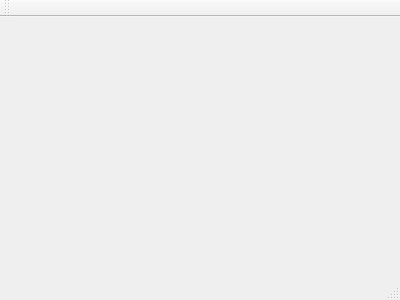
Old version of the form mainwindow.ui in the repository eustaceb/conversational-audio-browser.
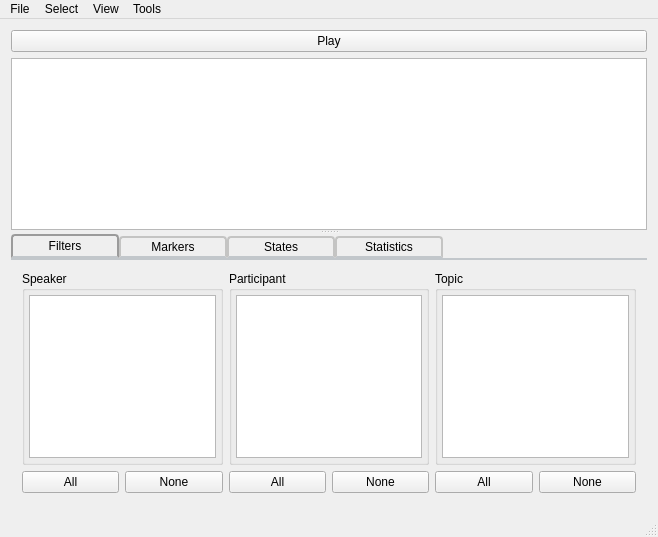
New version of the form.

```diff
--- a/mainwindow.ui
+++ b/mainwindow.ui
@@ -1,24 +1,434 @@
 <ui version="4.0">
  <class>MainWindow</class>
- <widget class="QMainWindow" name="MainWindow" >
-  <property name="geometry" >
+ <widget class="QMainWindow" name="MainWindow">
+  <property name="geometry">
    <rect>
     <x>0</x>
     <y>0</y>
-    <width>400</width>
-    <height>300</height>
+    <width>658</width>
+    <height>537</height>
    </rect>
   </property>
   <property name="windowTitle" >
    <string>MainWindow</string>
   </property>
-  <widget class="QMenuBar" name="menuBar" />
-  <widget class="QToolBar" name="mainToolBar" />
-  <widget class="QWidget" name="centralWidget" />
-  <widget class="QStatusBar" name="statusBar" />
+  <widget class="QWidget" name="centralWidget">
+   <layout class="QGridLayout" name="gridLayout">
+    <item row="1" column="0">
+     <widget class="QSplitter" name="splitter">
+      <property name="orientation">
+       <enum>Qt::Vertical</enum>
+      </property>
+      <widget class="QGraphicsView" name="timelineView"/>
+      <widget class="QTabWidget" name="tabWidget">
+       <property name="sizePolicy">
+        <sizepolicy hsizetype="Preferred" vsizetype="Preferred">
+         <horstretch>0</horstretch>
+         <verstretch>0</verstretch>
+        </sizepolicy>
+       </property>
+       <property name="styleSheet">
+        <string notr="true">QTabWidget::pane { /* The tab widget frame */
+    border-top: 2px solid #C2C7CB;
+}
+
+QTabWidget::tab-bar {
+    alignment: center;
+}
+
+/* Style the tab using the tab sub-control. Note that
+    it reads QTabBar _not_ QTabWidget */
+QTabBar::tab {
+    background: qlineargradient(x1: 0, y1: 0, x2: 0, y2: 1,
+                                stop: 0 #E1E1E1, stop: 0.4 #DDDDDD,
+                                stop: 0.5 #D8D8D8, stop: 1.0 #D3D3D3);
+    border: 2px solid #C4C4C3;
+    border-bottom-color: #C2C7CB; /* same as the pane color */
+    border-top-left-radius: 4px;
+    border-top-right-radius: 4px;
+    width: 100%;
+    padding: 2px;
+   
+}
+
+QTabBar::tab:selected, QTabBar::tab:hover {
+    background: qlineargradient(x1: 0, y1: 0, x2: 0, y2: 1,
+                                stop: 0 #fafafa, stop: 0.4 #f4f4f4,
+                                stop: 0.5 #e7e7e7, stop: 1.0 #fafafa);
+    width: 100%;
+}
+
+QTabBar::tab:selected {
+    border-color: #9B9B9B;
+    border-bottom-color: #C2C7CB; /* same as pane color */
+    width: 100%;
+}
+
+QTabBar::tab:!selected {
+    margin-top: 2px; /* make non-selected tabs look smaller */
+    width: 100%;
+}</string>
+       </property>
+       <property name="tabPosition">
+        <enum>QTabWidget::North</enum>
+       </property>
+       <property name="tabShape">
+        <enum>QTabWidget::Rounded</enum>
+       </property>
+       <property name="currentIndex">
+        <number>0</number>
+       </property>
+       <property name="elideMode">
+        <enum>Qt::ElideMiddle</enum>
+       </property>
+       <property name="usesScrollButtons">
+        <bool>true</bool>
+       </property>
+       <property name="documentMode">
+        <bool>false</bool>
+       </property>
+       <property name="tabsClosable">
+        <bool>false</bool>
+       </property>
+       <property name="movable">
+        <bool>false</bool>
+       </property>
+       <widget class="QWidget" name="filtersTab">
+        <property name="sizePolicy">
+         <sizepolicy hsizetype="Maximum" vsizetype="Preferred">
+          <horstretch>0</horstretch>
+          <verstretch>0</verstretch>
+         </sizepolicy>
+        </property>
+        <property name="toolTip">
+         <string>Filter which speakers, participants and topics to display</string>
+        </property>
+        <attribute name="title">
+         <string>Filters</string>
+        </attribute>
+        <layout class="QGridLayout" name="gridLayout_2" rowstretch="0,0,0,0">
+         <item row="1" column="0" colspan="2">
+          <widget class="QGroupBox" name="groupBox">
+           <property name="title">
+            <string>Speaker</string>
+           </property>
+           <layout class="QHBoxLayout" name="horizontalLayout_8">
+            <property name="spacing">
+             <number>0</number>
+            </property>
+            <property name="sizeConstraint">
+             <enum>QLayout::SetDefaultConstraint</enum>
+            </property>
+            <property name="leftMargin">
+             <number>4</number>
+            </property>
+            <property name="topMargin">
+             <number>4</number>
+            </property>
+            <property name="rightMargin">
+             <number>4</number>
+            </property>
+            <property name="bottomMargin">
+             <number>4</number>
+            </property>
+            <item>
+             <widget class="QListView" name="listView">
+              <property name="viewMode">
+               <enum>QListView::ListMode</enum>
+              </property>
+             </widget>
+            </item>
+           </layout>
+          </widget>
+         </item>
+         <item row="3" column="2">
+          <widget class="QPushButton" name="pushButton_3">
+           <property name="text">
+            <string>All</string>
+           </property>
+          </widget>
+         </item>
+         <item row="3" column="1">
+          <widget class="QPushButton" name="pushButton_5">
+           <property name="text">
+            <string>None</string>
+           </property>
+          </widget>
+         </item>
+         <item row="3" column="4">
+          <widget class="QPushButton" name="pushButton_2">
+           <property name="text">
+            <string>All</string>
+           </property>
+          </widget>
+         </item>
+         <item row="3" column="0">
+          <widget class="QPushButton" name="pushButton_4">
+           <property name="text">
+            <string>All</string>
+           </property>
+          </widget>
+         </item>
+         <item row="3" column="5">
+          <widget class="QPushButton" name="pushButton_7">
+           <property name="text">
+            <string>None</string>
+           </property>
+          </widget>
+         </item>
+         <item row="1" column="4" colspan="2">
+          <widget class="QGroupBox" name="groupBox_3">
+           <property name="title">
+            <string>Topic</string>
+           </property>
+           <layout class="QHBoxLayout" name="horizontalLayout_7">
+            <property name="spacing">
+             <number>0</number>
+            </property>
+            <property name="leftMargin">
+             <number>4</number>
+            </property>
+            <property name="topMargin">
+             <number>4</number>
+            </property>
+            <property name="rightMargin">
+             <number>4</number>
+            </property>
+            <property name="bottomMargin">
+             <number>4</number>
+            </property>
+            <item>
+             <widget class="QListView" name="listView_3"/>
+            </item>
+           </layout>
+          </widget>
+         </item>
+         <item row="3" column="3">
+          <widget class="QPushButton" name="pushButton_6">
+           <property name="text">
+            <string>None</string>
+           </property>
+          </widget>
+         </item>
+         <item row="1" column="2" colspan="2">
+          <widget class="QGroupBox" name="groupBox_2">
+           <property name="title">
+            <string>Participant</string>
+           </property>
+           <layout class="QHBoxLayout" name="horizontalLayout_6">
+            <property name="spacing">
+             <number>0</number>
+            </property>
+            <property name="leftMargin">
+             <number>4</number>
+            </property>
+            <property name="topMargin">
+             <number>4</number>
+            </property>
+            <property name="rightMargin">
+             <number>4</number>
+            </property>
+            <property name="bottomMargin">
+             <number>4</number>
+            </property>
+            <item>
+             <widget class="QListView" name="listView_2"/>
+            </item>
+           </layout>
+          </widget>
+         </item>
+        </layout>
+       </widget>
+       <widget class="QWidget" name="markersTab">
+        <property name="sizePolicy">
+         <sizepolicy hsizetype="Maximum" vsizetype="Preferred">
+          <horstretch>0</horstretch>
+          <verstretch>0</verstretch>
+         </sizepolicy>
+        </property>
+        <attribute name="title">
+         <string>Markers</string>
+        </attribute>
+       </widget>
+       <widget class="QWidget" name="statesTab">
+        <property name="sizePolicy">
+         <sizepolicy hsizetype="Maximum" vsizetype="Preferred">
+          <horstretch>0</horstretch>
+          <verstretch>0</verstretch>
+         </sizepolicy>
+        </property>
+        <attribute name="title">
+         <string>States</string>
+        </attribute>
+       </widget>
+       <widget class="QWidget" name="statisticsTab">
+        <attribute name="title">
+         <string>Statistics</string>
+        </attribute>
+       </widget>
+      </widget>
+     </widget>
+    </item>
+    <item row="0" column="0">
+     <widget class="QPushButton" name="playButton">
+      <property name="text">
+       <string>Play</string>
+      </property>
+     </widget>
+    </item>
+   </layout>
+  </widget>
+  <widget class="QMenuBar" name="menuBar">
+   <property name="geometry">
+    <rect>
+     <x>0</x>
+     <y>0</y>
+     <width>658</width>
+     <height>19</height>
+    </rect>
+   </property>
+   <widget class="QMenu" name="menuFile">
+    <property name="title">
+     <string>File</string>
+    </property>
+    <addaction name="actionOpen"/>
+    <addaction name="actionAttach_annotations"/>
+    <addaction name="actionLoad_from_state"/>
+   </widget>
+   <widget class="QMenu" name="menuSelect">
+    <property name="title">
+     <string>Select</string>
+    </property>
+    <widget class="QMenu" name="menuTrack">
+     <property name="title">
+      <string>Track</string>
+     </property>
+     <addaction name="actionTrack_1"/>
+     <addaction name="actionTrack_2"/>
+     <addaction name="actionTrack_3"/>
+    </widget>
+    <widget class="QMenu" name="menuSpeaker">
+     <property name="title">
+      <string>Participant</string>
+     </property>
+     <addaction name="actionSpeaker_1"/>
+     <addaction name="actionParticipant_2"/>
+    </widget>
+    <widget class="QMenu" name="menuSpeaker_2">
+     <property name="title">
+      <string>Speaker</string>
+     </property>
+     <addaction name="actionSpeaker_3"/>
+     <addaction name="actionLaughter_c"/>
+     <addaction name="actionOverlap_r"/>
+     <addaction name="actionOverlap_c"/>
+    </widget>
+    <addaction name="menuTrack"/>
+    <addaction name="menuSpeaker"/>
+    <addaction name="menuSpeaker_2"/>
+   </widget>
+   <widget class="QMenu" name="menuView">
+    <property name="title">
+     <string>View</string>
+    </property>
+    <addaction name="actionTraditional_timeline"/>
+    <addaction name="actionMultifile_timeline"/>
+   </widget>
+   <widget class="QMenu" name="menuTools">
+    <property name="title">
+     <string>Tools</string>
+    </property>
+    <addaction name="actionAnnotation_manager"/>
+    <addaction name="actionParticipant_manager"/>
+   </widget>
+   <addaction name="menuFile"/>
+   <addaction name="menuSelect"/>
+   <addaction name="menuView"/>
+   <addaction name="menuTools"/>
+  </widget>
+  <widget class="QStatusBar" name="statusBar"/>
+  <action name="actionOpen">
+   <property name="text">
+    <string>Open...</string>
+   </property>
+  </action>
+  <action name="actionAttach_annotations">
+   <property name="text">
+    <string>Load annotations</string>
+   </property>
+  </action>
+  <action name="actionLoad_from_state">
+   <property name="text">
+    <string>Load from state</string>
+   </property>
+  </action>
+  <action name="actionTraditional_timeline">
+   <property name="text">
+    <string>Traditional timeline</string>
+   </property>
+  </action>
+  <action name="actionMultifile_timeline">
+   <property name="text">
+    <string>Multifile timeline</string>
+   </property>
+  </action>
+  <action name="actionAnnotation_manager">
+   <property name="text">
+    <string>Annotation / file manager</string>
+   </property>
+  </action>
+  <action name="actionTrack_1">
+   <property name="text">
+    <string>2015-05-14-02.wav</string>
+   </property>
+  </action>
+  <action name="actionTrack_2">
+   <property name="text">
+    <string>2015-05-14-03.wav</string>
+   </property>
+  </action>
+  <action name="actionTrack_3">
+   <property name="text">
+    <string>named track</string>
+   </property>
+  </action>
+  <action name="actionSpeaker_1">
+   <property name="text">
+    <string>Tom the Caller</string>
+   </property>
+  </action>
+  <action name="actionParticipant_2">
+   <property name="text">
+    <string>Richard the Receiver</string>
+   </property>
+  </action>
+  <action name="actionSpeaker_3">
+   <property name="text">
+    <string>laugher_r</string>
+   </property>
+  </action>
+  <action name="actionLaughter_c">
+   <property name="text">
+    <string>laughter_c</string>
+   </property>
+  </action>
+  <action name="actionOverlap_r">
+   <property name="text">
+    <string>overlap_r</string>
+   </property>
+  </action>
+  <action name="actionOverlap_c">
+   <property name="text">
+    <string>overlap_c</string>
+   </property>
+  </action>
+  <action name="actionParticipant_manager">
+   <property name="text">
+    <string>Participant manager</string>
+   </property>
+  </action>
  </widget>
- <layoutDefault spacing="6" margin="11" />
- <pixmapfunction></pixmapfunction>
+ <layoutdefault spacing="6" margin="11"/>
  <resources/>
  <connections/>
 </ui>
```
Left out of the diff: 5 changed lines with no effect on the pictures.
